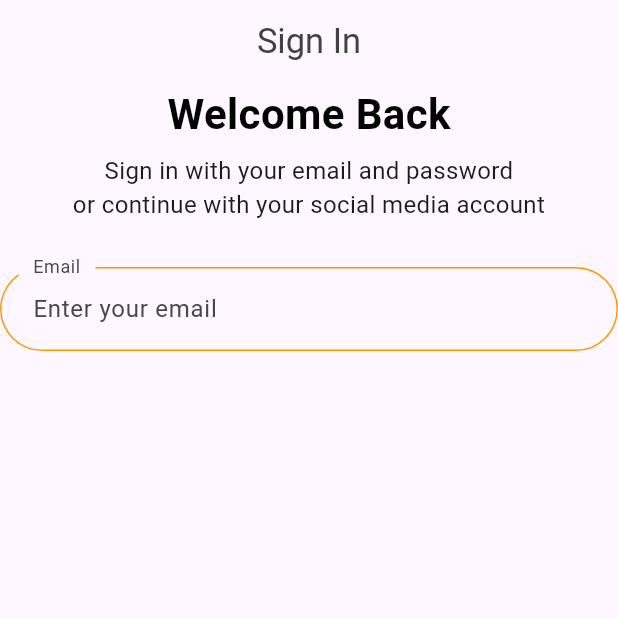
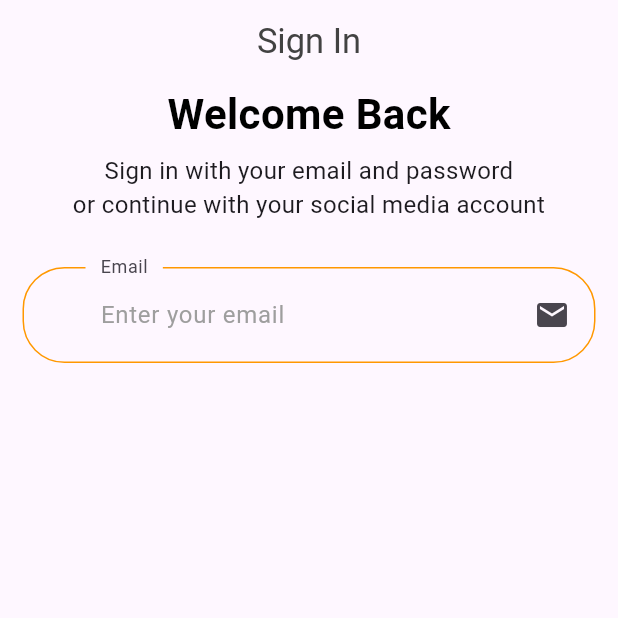
Before and after one commit to Tosin8/ktea, a Flutter app: the screen it shows after launch, on a phone screen of 412 x 824 dp, the top half of it. Run offline on Flutter 3.47's test engine with Material 3 defaults, Android fonts, the phone set to English and light mode, and no system bars; our stand-ins replace animate_do, curved_navigation_bar, firebase_auth, firebase_core, get; accounts and stored records are empty.

Commit message:
Update widget.dart

```diff
--- a/lib/screens/form/widget.dart
+++ b/lib/screens/form/widget.dart
@@ -11,28 +11,36 @@ class _AppFormState extends State<AppForm> {
   @override
   Widget build(BuildContext context) {
     return Form(
+      child: Padding(
+        padding: const EdgeInsets.only(left: 15, right: 15),
         child: Column(
           children: [
             TextFormField(
               decoration: InputDecoration(
+                suffixIcon: Padding(
+                  padding: const EdgeInsets.only(right: 10),
+                  child: Icon(Icons.mail,)),
+
                 labelText: 'Email',
-              hintText: 'Enter your email',
+                hintText: 'Enter your email', hintStyle: TextStyle(color: Colors.grey[500]),
+                contentPadding: const EdgeInsets.symmetric(horizontal: 42, vertical: 20),
                 floatingLabelBehavior: FloatingLabelBehavior.always,
                 enabledBorder: OutlineInputBorder(
                   borderRadius: BorderRadius.circular(28),
                   gapPadding: 10,
-                borderSide: BorderSide(color: Colors.orange),
+                  borderSide: const BorderSide(color: Colors.orange),
                 ),
                 focusedBorder: OutlineInputBorder(
 
                   borderRadius: BorderRadius.circular(28),
-                borderSide: BorderSide(color: Colors.black),
+                  borderSide: const BorderSide(color: Colors.black),
                   gapPadding: 10,
                 )
               ),
             )
           ],
         ),
+      ),
     );
   }
 }
```
Lines whose indentation alone changed are shown as unchanged.
